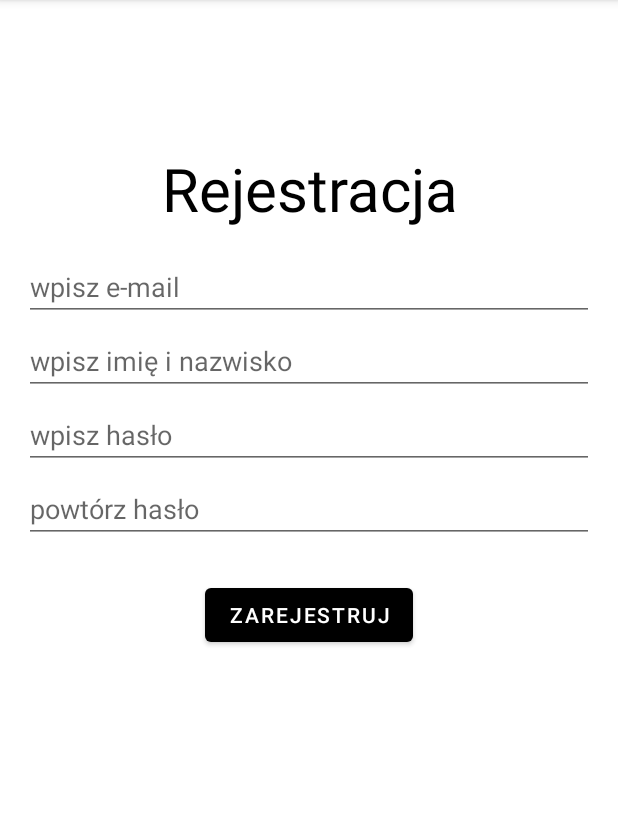
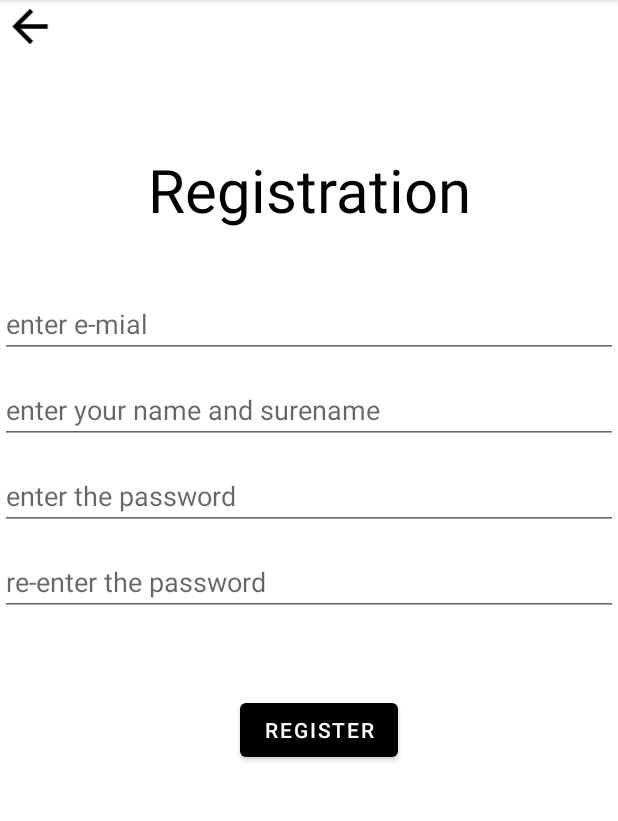
Before and after one commit to maciulski11/Connect, an Android app: the RegisterFragment screen opened through its navigation route, on a phone screen of 412 x 824 dp, the part 84-905 px from its top. Run offline under Robolectric (Android 15) with nearby library versions, the phone set to English and light mode, and no system bars; our stand-ins replace Firebase (no records; nobody signed in at launch, a user with empty details on screens opened directly); libraries missing offline, so code that uses them is left out: com.firebase.ui.

Commit message:
update small problems

```diff
--- a/app/src/main/AndroidManifest.xml
+++ b/app/src/main/AndroidManifest.xml
@@ -27,7 +27,7 @@
 
         <meta-data
             android:name="com.google.android.geo.API_KEY"
-            android:value="AIzaSyB6U7H-WhJmOZVnP-VszOInPuVPrFwncgA"/>
+            android:value="AIzaSyB6U7HWhJmOZVnPVszOInPuVPrFwncgA"/>
 
         <activity
             android:name=".activity.MapsActivity"
@@ -51,7 +51,8 @@
         </service>
         <activity
             android:name=".activity.LogRegActivity"
-            android:exported="false" />
+            android:exported="false"
+            android:screenOrientation="fullUser" />
         <activity
             android:name=".activity.SplashScreenActivity"
             android:exported="true"
--- a/app/src/main/java/com/example/connect/activity/SplashScreenActivity.kt
+++ b/app/src/main/java/com/example/connect/activity/SplashScreenActivity.kt
@@ -29,7 +29,7 @@ class SplashScreenActivity : AppCompatActivity() {
         @Suppress("DEPRECATION")
         Handler().postDelayed(
             {
-                startActivity(Intent(this@SplashScreenActivity, MainActivity::class.java))
+                startActivity(Intent(this@SplashScreenActivity, LogRegActivity::class.java))
                 finish()
             },
             800
--- a/app/src/main/java/com/example/connect/data/User.kt
+++ b/app/src/main/java/com/example/connect/data/User.kt
@@ -1,4 +1,6 @@
 package com.example.connect.data
+
+import android.location.Geocoder
 
 data class User(
     val uid: String? = null,
@@ -11,4 +13,6 @@ data class User(
     var posts: String? = null,
     val describe_profile: String? = null,
     val list_posts: List<String>? = null,
+    val latitude: Double? = 0.0,
+    val longitude: Double? = 0.0
     )
--- a/app/src/main/java/com/example/connect/screens/LoginFragment.kt
+++ b/app/src/main/java/com/example/connect/screens/LoginFragment.kt
@@ -1,15 +1,26 @@
 package com.example.connect.screens
 
+import android.app.Activity
 import android.content.Intent
+import android.content.IntentSender
 import android.util.Log
+import androidx.activity.result.contract.ActivityResultContracts
 import androidx.navigation.fragment.findNavController
 import com.example.connect.R
+import com.example.connect.activity.LogRegActivity
 import com.example.connect.activity.MainActivity
 import com.example.connect.base.BaseFragment
+import com.firebase.ui.auth.AuthUI.TAG
+import com.google.android.gms.auth.api.identity.BeginSignInRequest
+import com.google.android.gms.auth.api.identity.Identity
+import com.google.android.gms.auth.api.identity.SignInClient
 import com.google.android.gms.auth.api.signin.GoogleSignIn
+import com.google.android.gms.auth.api.signin.GoogleSignInAccount
 import com.google.android.gms.auth.api.signin.GoogleSignInClient
 import com.google.android.gms.auth.api.signin.GoogleSignInOptions
 import com.google.android.gms.common.api.ApiException
+import com.google.android.gms.common.api.GoogleApi
+import com.google.android.gms.common.api.GoogleApiClient
 import com.google.android.material.snackbar.Snackbar
 import com.google.firebase.auth.FirebaseAuth
 import com.google.firebase.auth.FirebaseUser
@@ -64,6 +75,7 @@ class LoginFragment : BaseFragment() {
                 ) //->nasze dane z ET wysylamy do naszej funkcji
                     .addOnSuccessListener { authRes ->  //jezeli logowanie sie powiodlo
                         if (authRes != null) {
+                            LogRegActivity().finish()
                             val intent = Intent(requireContext(), MainActivity::class.java)
                             startActivity(intent)
                            }
@@ -87,65 +99,37 @@ class LoginFragment : BaseFragment() {
             //curentUser -> spr czy uzytkownik jest zalogowany
             val intent = Intent(requireContext(), MainActivity::class.java)
             startActivity(intent)
-                //   .apply {
-                //    flags = (Intent.FLAG_ACTIVITY_NEW_TASK or Intent.FLAG_ACTIVITY_CLEAR_TASK)
+                   .apply {
+                    flags = (Intent.FLAG_ACTIVITY_NEW_TASK or Intent.FLAG_ACTIVITY_CLEAR_TASK)
                     //flagi maja zadanie ze po wejsciu juz do glownej aktywnosci maja wyczyscic aktywnosc
                     //logowania zeby nie dalo sie do tego cofnac tylko wyjdiemy z apki
-              //  }
+                }
         }
     }
 
     private fun googleSignIN() {
-
-        sign_in_button_google.setOnClickListener {
-
         // Configure Google Sign In
         val gso = GoogleSignInOptions.Builder(GoogleSignInOptions.DEFAULT_SIGN_IN)
             .requestIdToken(getString(R.string.default_web_client_id))
             .requestEmail()
             .build()
 
-            googleSignInClient = GoogleSignIn.getClient(requireActivity(), gso)
 
-            signIn()
-        }
+
+        googleSignInClient = GoogleSignIn.getClient(requireContext(), gso)
 
     }
 
-    private fun signIn() {
-        val signInIntent = googleSignInClient?.signInIntent
-        startActivityForResult(signInIntent, RC_GOOGLE_SIGN_IN)
-    }
-
-    override fun onStart() {
-        super.onStart()
-        // Check if user is signed in (non-null) and update UI accordingly.
-        val currentUser = fbAuth.currentUser
-        updateUI(currentUser)
-    }
-
-    private fun updateUI(user: FirebaseUser?) {
-        if (user == null) {
-            Log.w("lipa", "Google sign in failed")
-            return
-        } else {
-            val intent = Intent(requireContext(), MainActivity::class.java)
-            startActivity(intent)//przenosimy uzytkownika po kliknieciu w nasz przycisk
-
-        }
-    }
-
-    override fun onActivityResult(requestCode: Int, resultCode: Int, data: Intent?) {
-        super.onActivityResult(requestCode, resultCode, data)
-
-        // Result returned from launching the Intent from GoogleSignInApi.getSignInIntent(...);
-        if (requestCode == RC_GOOGLE_SIGN_IN) {
+        private val getResult =
+            registerForActivityResult(ActivityResultContracts.StartActivityForResult()) {
+                if (it.resultCode == Activity.RESULT_OK) {
+                    val data = Intent()
                     val task = GoogleSignIn.getSignedInAccountFromIntent(data)
                     try {
                         // Google Sign In was successful, authenticate with Firebase
                         val account = task.getResult(ApiException::class.java)!!
                         Log.d("lipa", "firebaseAuthWithGoogle:" + account.id)
-                firebaseAuthWithGoogle(account.idToken!!)
+                        firebaseAuthWithGoogle(account)
                     } catch (e: ApiException) {
                         // Google Sign In failed, update UI appropriately
                         Log.w("lipa", "Google sign in failed", e)
@@ -153,19 +137,24 @@ class LoginFragment : BaseFragment() {
                 }
             }
 
-    private fun firebaseAuthWithGoogle(idToken: String) {
-        val credential = GoogleAuthProvider.getCredential(idToken, null)
+    private fun checkUser(){
+        val firebaseUser = fbAuth.currentUser
+        if(firebaseUser != null){
+            startActivity(Intent(requireContext(), MainActivity::class.java))
+        }
+    }
+
+    private fun firebaseAuthWithGoogle(account: GoogleSignInAccount) {
+        val credential = GoogleAuthProvider.getCredential(account.idToken, null)
         fbAuth.signInWithCredential(credential)
             .addOnCompleteListener(requireActivity()) { task ->
                 if (task.isSuccessful) {
                     // Sign in success, update UI with the signed-in user's information
                     Log.d("lipa", "signInWithCredential:success")
                     val user = fbAuth.currentUser
-                    updateUI(user)
                 } else {
                     // If sign in fails, display a message to the user.
                     Log.w("lipa", "signInWithCredential:failure", task.exception)
-                    updateUI(null)
                 }
             }
     }
--- a/app/src/main/java/com/example/connect/screens/MessageUsersFragment.kt
+++ b/app/src/main/java/com/example/connect/screens/MessageUsersFragment.kt
@@ -59,7 +59,7 @@ class MessageUsersFragment: BaseFragment() {
                     }
                 }
 
-                val userAdapter = MessageUsersAdapter(context!!, userList)
+                val userAdapter = context?.let { MessageUsersAdapter(it, userList) }
                 userMessageRecyclerView.adapter = userAdapter
             }
 
--- a/app/src/main/java/com/example/connect/screens/PostsFragment.kt
+++ b/app/src/main/java/com/example/connect/screens/PostsFragment.kt
@@ -92,10 +92,6 @@ class PostsFragment: BaseFragment() {
             R.id.notificationsButton -> {
                // findNavController()
                    // .navigate(PostsFragmentDirections.actionPostsFragmentToNotificationsFragment().actionId)
-                    fbAuth.signOut()
-                    requireActivity().finish()
-                    val intent = Intent(requireContext(), LogRegActivity::class.java)
-                    startActivity(intent)
             }
         }
         return false
--- /dev/null
+++ b/app/src/main/res/drawable/ic_arrow_back_24.xml
@@ -0,0 +1,10 @@
+<vector xmlns:android="http://schemas.android.com/apk/res/android"
+    android:width="24dp"
+    android:height="24dp"
+    android:viewportWidth="24"
+    android:viewportHeight="24"
+    android:autoMirrored="true">
+  <path
+      android:fillColor="@android:color/black"
+      android:pathData="M20,11H7.83l5.59,-5.59L12,4l-8,8 8,8 1.41,-1.41L7.83,13H20v-2z"/>
+</vector>
--- a/app/src/main/res/layout/activity_log_reg.xml
+++ b/app/src/main/res/layout/activity_log_reg.xml
@@ -4,7 +4,6 @@
     android:layout_height="match_parent"
     xmlns:app="http://schemas.android.com/apk/res-auto"
     android:layout_gravity="center"
-    android:layout_marginTop="30dp"
     android:background="#00F6F0F0"
     android:orientation="vertical">
 
@@ -19,7 +18,7 @@
         app:layout_constraintLeft_toLeftOf="parent"
         app:layout_constraintRight_toRightOf="parent"
         app:layout_constraintTop_toTopOf="parent"
-        app:layout_constraintVertical_bias="0.106"
+        app:layout_constraintVertical_bias="0.496"
         app:navGraph="@navigation/navigation_reje" />
 
 </androidx.constraintlayout.widget.ConstraintLayout>
--- a/app/src/main/res/layout/activity_main.xml
+++ b/app/src/main/res/layout/activity_main.xml
@@ -20,7 +20,7 @@
         app:layout_constraintTop_toTopOf="parent"
         app:layout_constraintVertical_bias="0.106"
         app:navGraph="@navigation/navigation_manu"
-        tools:layout="@layout/fragment_posts"/>
+        tools:layout="@layout/fragment_posts" />
 
     <LinearLayout
         android:layout_width="match_parent"
--- a/app/src/main/res/layout/fragment_edit_profile.xml
+++ b/app/src/main/res/layout/fragment_edit_profile.xml
@@ -12,9 +12,9 @@
         android:gravity="center"
         android:layout_width="match_parent"
         android:layout_height="wrap_content"
-        android:textSize="40dp"
+        android:textSize="40sp"
         android:textColor="@color/black"
-        android:text="Utwórz profil:"/>
+        android:text="@string/create_profil"/>
 
     <LinearLayout
         android:layout_width="match_parent"
--- a/app/src/main/res/layout/fragment_register.xml
+++ b/app/src/main/res/layout/fragment_register.xml
@@ -1,17 +1,24 @@
 <?xml version="1.0" encoding="utf-8"?>
 <LinearLayout xmlns:android="http://schemas.android.com/apk/res/android"
+    xmlns:app="http://schemas.android.com/apk/res-auto"
+    xmlns:tools="http://schemas.android.com/tools"
     android:layout_width="match_parent"
     android:layout_height="match_parent"
-    android:layout_marginTop="30dp"
     android:orientation="vertical">
 
+    <ImageView
+        android:id="@+id/backLoginBT"
+        android:layout_width="40dp"
+        android:layout_height="35dp"
+        android:src="@drawable/ic_arrow_back_24" />
+
     <TextView
+        android:id="@+id/textView"
         android:layout_width="match_parent"
         android:layout_height="wrap_content"
-        android:layout_marginBottom="16dp"
-        android:layout_marginTop="24dp"
+        android:layout_marginTop="64dp"
         android:gravity="center_horizontal"
-        android:text="Rejestracja"
+        android:text="@string/registration"
         android:textColor="@color/black"
         android:textSize="40sp" />
 
@@ -19,46 +26,38 @@
         android:id="@+id/wpiszEmailET"
         android:layout_width="match_parent"
         android:layout_height="wrap_content"
-        android:layout_marginLeft="16dp"
-        android:layout_marginRight="16dp"
-        android:layout_marginBottom="4dp"
-        android:hint="wpisz e-mail" />
+        android:layout_marginTop="40dp"
+        android:hint="@string/enter_e_mial" />
 
     <EditText
         android:id="@+id/wpiszImiee"
         android:layout_width="match_parent"
         android:layout_height="wrap_content"
-        android:layout_marginLeft="16dp"
-        android:layout_marginRight="16dp"
-        android:layout_marginBottom="4dp"
-        android:hint="wpisz imię i nazwisko" />
+        android:layout_marginTop="12dp"
+        android:hint="@string/enter_your_name_and_surename"/>
 
     <EditText
         android:id="@+id/wpiszHasloET"
         android:layout_width="match_parent"
         android:layout_height="wrap_content"
-        android:layout_marginLeft="16dp"
-        android:layout_marginRight="16dp"
-        android:layout_marginBottom="4dp"
-        android:hint="wpisz hasło"
+        android:layout_marginTop="12dp"
+        android:hint="@string/enter_the_password"
         android:inputType="textPassword" />
 
     <EditText
         android:id="@+id/powtorzHasloET"
         android:layout_width="match_parent"
         android:layout_height="wrap_content"
-        android:layout_marginLeft="16dp"
-        android:layout_marginRight="16dp"
-        android:hint="powtórz hasło"
+        android:layout_marginTop="12dp"
+        android:hint="@string/re_enter_the_password"
         android:inputType="textPassword" />
 
     <Button
         android:id="@+id/zarejestrujBT"
         android:layout_width="wrap_content"
         android:layout_height="wrap_content"
-        android:layout_gravity="center"
-        android:layout_marginTop="24dp"
-        android:text="Zarejestruj" />
-
+        android:layout_marginStart="160dp"
+        android:layout_marginTop="52dp"
+        android:text="@string/register"/>
 
 </LinearLayout>
--- a/app/src/main/res/navigation/navigation_reje.xml
+++ b/app/src/main/res/navigation/navigation_reje.xml
@@ -19,6 +19,9 @@
         <action
             android:id="@+id/action_registerFragment_to_editProfileFragment2"
             app:destination="@id/editProfileFragment2" />
+        <action
+            android:id="@+id/action_registerFragment_to_loginFragment"
+            app:destination="@id/loginFragment" />
     </fragment>
     <fragment
         android:id="@+id/editProfileFragment2"
--- a/app/src/main/res/values/strings.xml
+++ b/app/src/main/res/values/strings.xml
@@ -7,7 +7,7 @@
     <string name="hello_blank_fragment">Hello blank fragment</string>
     <string name="username">username</string>
     <string name="wejdź">wejdź</string>
-    <string name="search">Search...</string>
+    <string name="search">Search…</string>
     <string name="returnn">Return</string>
     <string name="contacts">Contacts:</string>
     <string name="string_map">Whole Map</string>
@@ -18,6 +18,17 @@
     <string name="confirm_the_locations">Confirm the locations:</string>
     <string name="cancel">Cancel</string>
     <string name="ok">OK</string>
+    <string name="registration">Registration</string>
+    <string name="register">Register</string>
+    <string name="enter_the_password">enter the password</string>
+    <string name="enter_your_name_and_surename">enter your name and surename</string>
+    <string name="re_enter_the_password">re-enter the password</string>
+    <string name="enter_e_mial">enter e-mial</string>
+    <string name="sign_in">Sign In</string>
+    <string name="login">Login</string>
+    <string name="e_mail">e-mail</string>
+    <string name="password">password</string>
+    <string name="create_profil">Create profil:</string>
 
 
 </resources>
```
Also changed, not shown: app/build.gradle (+19 -18 lines), app/src/main/java/com/example/connect/activity/MapsActivity.kt (+29 -9 lines), app/src/main/java/com/example/connect/screens/EditProfileFragment.kt (+14 -1 lines), app/src/main/java/com/example/connect/screens/RegisterFragment.kt (+28 -5 lines), app/src/main/res/layout/fragment_login.xml (+5 -5 lines), 1 other file. Lines whose indentation alone changed are shown as unchanged.
